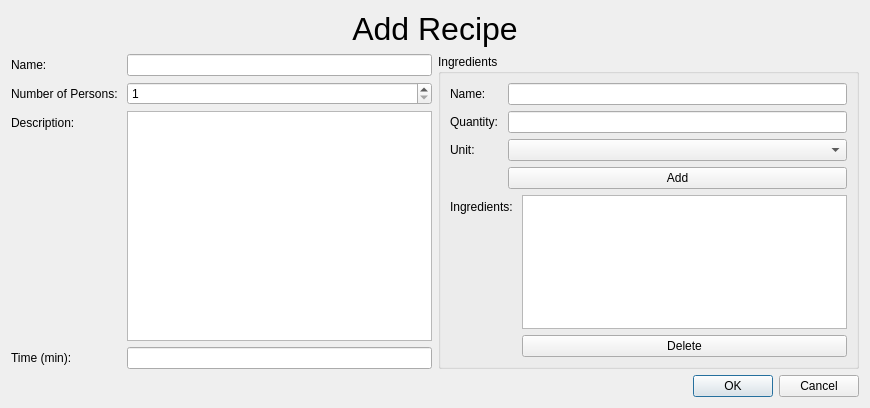
Before: the Qt Designer form ThomChefApp/addrecipe.ui in computoms/ThomChef, drawn with Qt 5.
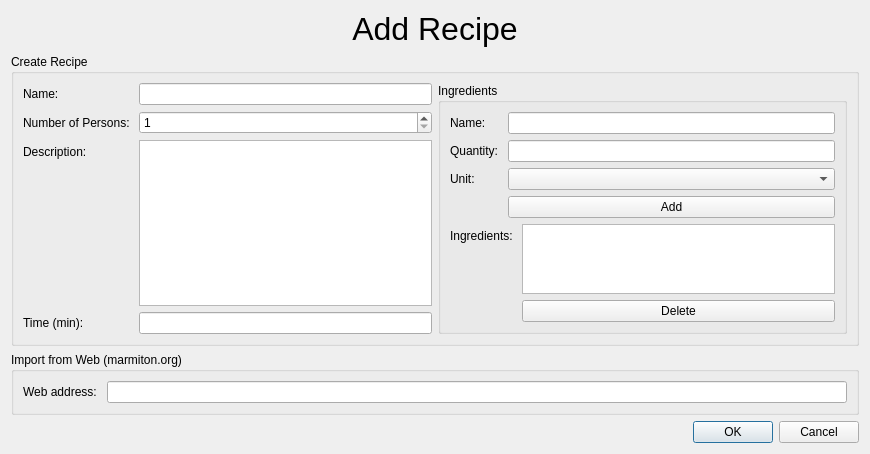
After: the same form once the commit is applied.

Commit message: Implements a web-import functionality to import recipes from web-sites. Currently supported website is french website marmiton.org.

What changed in the file:
```diff
--- a/ThomChefApp/addrecipe.ui
+++ b/ThomChefApp/addrecipe.ui
@@ -14,7 +14,33 @@
    <string>Add Recipe</string>
   </property>
   <layout class="QGridLayout" name="gridLayout_2">
-   <item row="1" column="0">
+   <item row="4" column="1">
+    <widget class="QDialogButtonBox" name="buttonBox">
+     <property name="orientation">
+      <enum>Qt::Horizontal</enum>
+     </property>
+     <property name="standardButtons">
+      <set>QDialogButtonBox::Cancel|QDialogButtonBox::Ok</set>
+     </property>
+    </widget>
+   </item>
+   <item row="0" column="0" colspan="2">
+    <widget class="QLabel" name="label_9">
+     <property name="text">
+      <string>&lt;html&gt;&lt;head/&gt;&lt;body&gt;&lt;p&gt;&lt;span style=&quot; font-size:24pt;&quot;&gt;Add Recipe&lt;/span&gt;&lt;/p&gt;&lt;/body&gt;&lt;/html&gt;</string>
+     </property>
+     <property name="alignment">
+      <set>Qt::AlignCenter</set>
+     </property>
+    </widget>
+   </item>
+   <item row="1" column="0" colspan="2">
+    <widget class="QGroupBox" name="groupBox_2">
+     <property name="title">
+      <string>Create Recipe</string>
+     </property>
+     <layout class="QGridLayout" name="gridLayout_4">
+      <item row="0" column="0">
     <layout class="QFormLayout" name="formLayout">
      <item row="0" column="0">
       <widget class="QLabel" name="label">
@@ -72,17 +98,7 @@
      </item>
     </layout>
    </item>
-   <item row="2" column="1">
-    <widget class="QDialogButtonBox" name="buttonBox">
-     <property name="orientation">
-      <enum>Qt::Horizontal</enum>
-     </property>
-     <property name="standardButtons">
-      <set>QDialogButtonBox::Cancel|QDialogButtonBox::Ok</set>
-     </property>
-    </widget>
-   </item>
-   <item row="1" column="1">
+      <item row="0" column="1">
     <widget class="QGroupBox" name="groupBox">
      <property name="title">
       <string>Ingredients</string>
@@ -153,14 +169,26 @@
      </layout>
     </widget>
    </item>
-   <item row="0" column="0" colspan="2">
-    <widget class="QLabel" name="label_9">
+     </layout>
+    </widget>
+   </item>
+   <item row="3" column="0" colspan="2">
+    <widget class="QGroupBox" name="gridGroupBox">
+     <property name="title">
+      <string>Import from Web (marmiton.org)</string>
+     </property>
+     <layout class="QGridLayout" name="gridLayout_3">
+      <item row="0" column="0">
+       <widget class="QLabel" name="label_10">
      <property name="text">
-      <string>&lt;html&gt;&lt;head/&gt;&lt;body&gt;&lt;p&gt;&lt;span style=&quot; font-size:24pt;&quot;&gt;Add Recipe&lt;/span&gt;&lt;/p&gt;&lt;/body&gt;&lt;/html&gt;</string>
-     </property>
-     <property name="alignment">
-      <set>Qt::AlignCenter</set>
-     </property>
+         <string>Web address: </string>
+        </property>
+       </widget>
+      </item>
+      <item row="0" column="1">
+       <widget class="QLineEdit" name="edit_webaddress"/>
+      </item>
+     </layout>
     </widget>
    </item>
   </layout>
```
Lines whose indentation alone changed are shown as unchanged. The commit also changes 14 other files.
